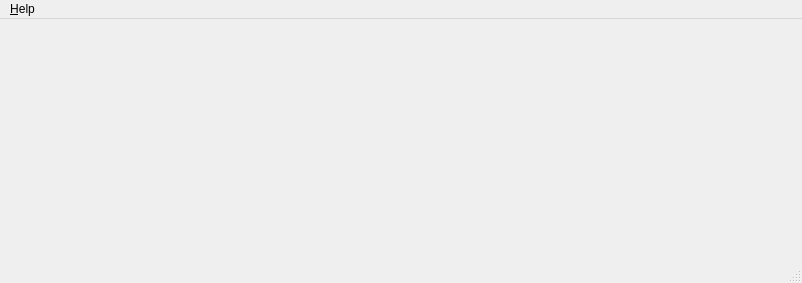
Qt form denario.ui (CedricSchmeits/denario) before a commit.
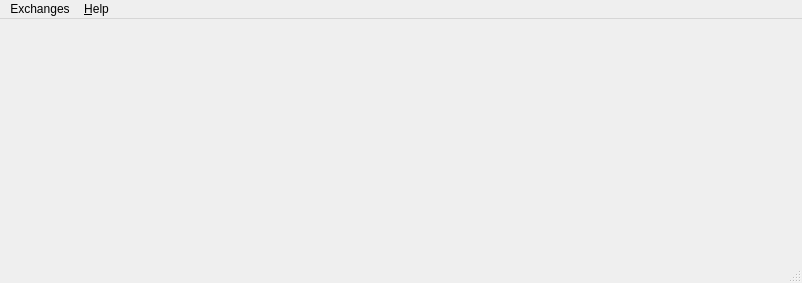
The same form after that commit. Icons and pictures are not drawn. Custom widgets are drawn as their Qt base class.

Commit message: Added selecting and adding of exchanges to the configuration

```diff
--- a/denario.ui
+++ b/denario.ui
@@ -64,13 +64,21 @@
      <height>24</height>
     </rect>
    </property>
-   <widget class="QMenu" name="menutest">
+   <widget class="QMenu" name="menuHelp">
     <property name="title">
      <string>&amp;Help</string>
     </property>
     <addaction name="actionAbout"/>
    </widget>
-   <addaction name="menutest"/>
+   <widget class="QMenu" name="menuExchanges">
+    <property name="title">
+     <string>Exchanges</string>
+    </property>
+    <addaction name="separator"/>
+    <addaction name="actionExchangeEdit"/>
+   </widget>
+   <addaction name="menuExchanges"/>
+   <addaction name="menuHelp"/>
   </widget>
   <widget class="QStatusBar" name="statusbar"/>
   <action name="actionAbout">
```
Left out of the diff: 38 changed lines with no effect on the pictures. The commit also changes 8 other files.
